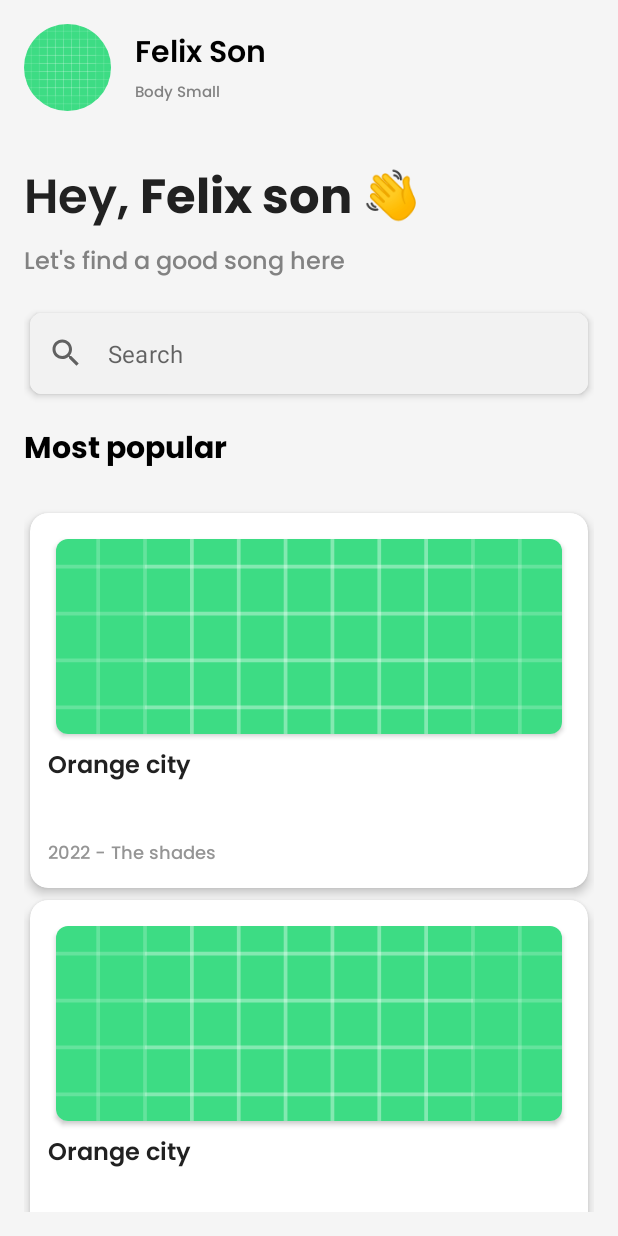
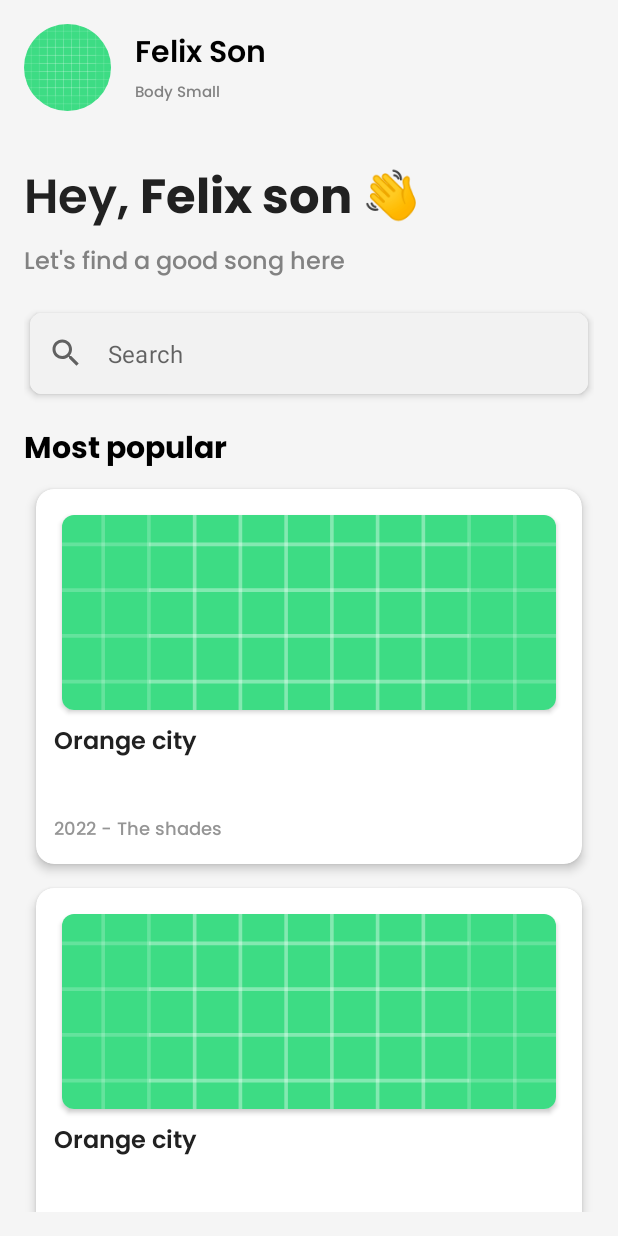
Before and after one commit to Binar-Bootcamp/musik-asiq, an Android app: the layout fragment_home.xml on its own in the app's theme, with its tools: preview values and no code run, on a phone screen of 412 x 824 dp. Run offline under Robolectric (Android 15) with nearby library versions, the phone set to English and light mode, and no system bars; network calls fail.

Commit message:
Add Gap RecycleView

```diff
--- a/app/src/main/res/layout/fragment_home.xml
+++ b/app/src/main/res/layout/fragment_home.xml
@@ -137,7 +137,6 @@
             android:id="@+id/rv_list_most_popular"
             android:layout_width="match_parent"
             android:layout_height="wrap_content"
-            android:layout_marginTop="20dp"
             app:spanCount="2"
             tools:layoutManager="androidx.recyclerview.widget.GridLayoutManager"
             tools:listitem="@layout/list_item_most_popular" />
--- a/app/src/main/res/layout/list_item_most_popular.xml
+++ b/app/src/main/res/layout/list_item_most_popular.xml
@@ -4,7 +4,7 @@
     xmlns:tools="http://schemas.android.com/tools"
     android:layout_width="match_parent"
     android:layout_height="wrap_content"
-    android:layout_margin="4dp"
+    android:layout_margin="8dp"
     app:cardCornerRadius="12dp"
     app:cardElevation="4dp">
 
```
Also changed, not shown: app/src/main/java/com/binaracademy/musikasiq/ui/home/MostPopularAdapter.kt (+6 -3 lines).
